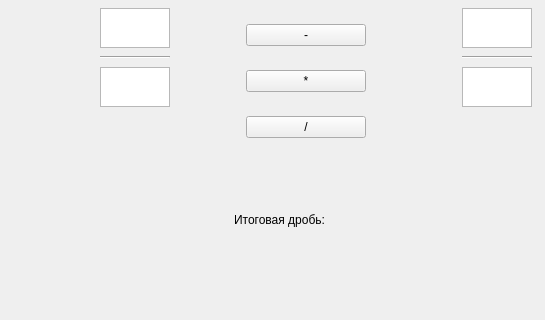
Before: the Qt Designer form mainwindow.ui in Tsettaro/roman-fraction, drawn with Qt 5; both pictures show x 0 to 545 and y 160 to 480 of the 640 by 480 pixel window.
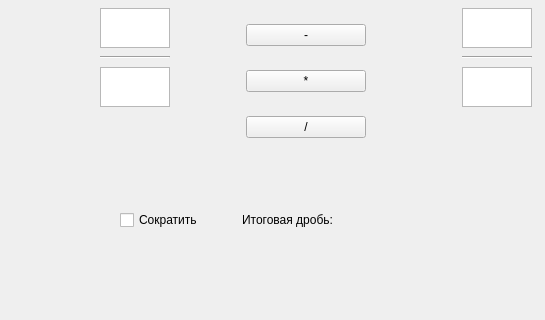
After: the same form once the commit is applied.

Commit message:
New design and ideas
1) Release of improvement from #2
2) Some bug fixes (like #3)

```diff
--- a/mainwindow.ui
+++ b/mainwindow.ui
@@ -282,7 +282,7 @@
      <rect>
       <x>230</x>
       <y>340</y>
-      <width>204</width>
+      <width>235</width>
       <height>80</height>
      </rect>
     </property>
@@ -309,6 +309,19 @@
      </item>
     </layout>
    </widget>
+   <widget class="QCheckBox" name="checkBox">
+    <property name="geometry">
+     <rect>
+      <x>120</x>
+      <y>368</y>
+      <width>95</width>
+      <height>24</height>
+     </rect>
+    </property>
+    <property name="text">
+     <string>Сократить</string>
+    </property>
+   </widget>
   </widget>
   <widget class="QMenuBar" name="menubar">
    <property name="geometry">
```
The commit also changes 3 other files.
